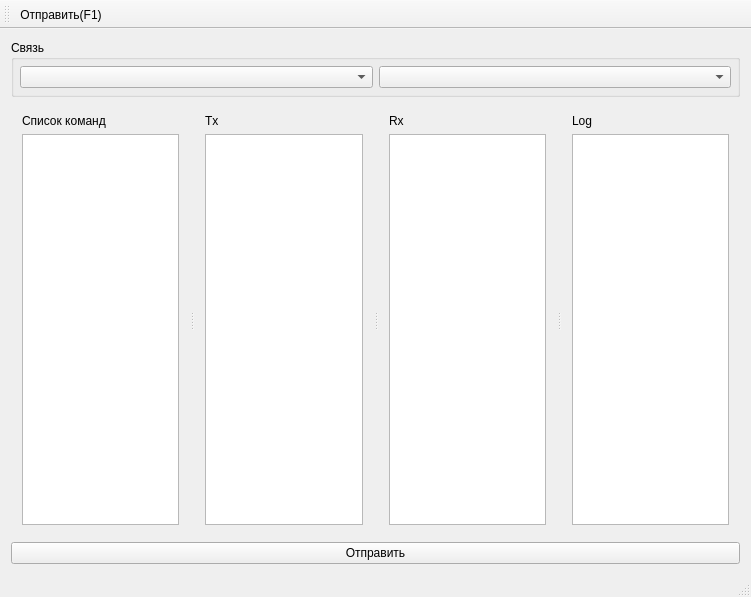
Old version of the form mainwindow.ui in the repository XRay3D/Protocoller.
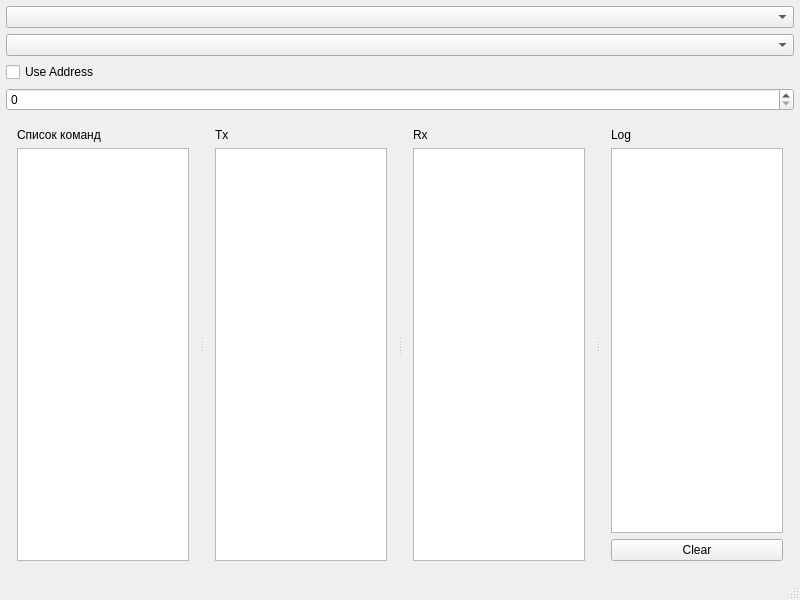
New version of the form. Custom widgets are drawn as their Qt base class.

```diff
--- a/mainwindow.ui
+++ b/mainwindow.ui
@@ -6,8 +6,8 @@
    <rect>
     <x>0</x>
     <y>0</y>
-    <width>751</width>
-    <height>597</height>
+    <width>800</width>
+    <height>600</height>
    </rect>
   </property>
   <property name="windowTitle">
@@ -15,12 +15,6 @@
   </property>
   <widget class="QWidget" name="centralWidget">
    <layout class="QVBoxLayout" name="verticalLayout_5">
-    <item>
-     <widget class="QGroupBox" name="groupBox">
-      <property name="title">
-       <string>Связь</string>
-      </property>
-      <layout class="QHBoxLayout" name="horizontalLayout">
        <property name="leftMargin">
         <number>6</number>
        </property>
@@ -39,7 +33,18 @@
        <item>
         <widget class="QComboBox" name="cbxBaud"/>
        </item>
-      </layout>
+    <item>
+     <widget class="QCheckBox" name="chbxAddress">
+      <property name="text">
+       <string>Use Address</string>
+      </property>
+     </widget>
+    </item>
+    <item>
+     <widget class="QSpinBox" name="spinBoxAddress">
+      <property name="maximum">
+       <number>255</number>
+      </property>
      </widget>
     </item>
     <item>
@@ -105,17 +110,24 @@
          </widget>
         </item>
         <item>
-         <widget class="QTextEdit" name="textEdit"/>
-        </item>
-       </layout>
-      </widget>
+         <widget class="QTextEdit" name="textEdit">
+          <property name="font">
+           <font>
+            <family>Consolas</family>
+            <pointsize>10</pointsize>
+           </font>
+          </property>
      </widget>
     </item>
     <item>
-     <widget class="QPushButton" name="pbSend">
+         <widget class="QPushButton" name="pbClear">
       <property name="text">
-       <string>Отправить</string>
-      </property>
+           <string>Clear</string>
+          </property>
+         </widget>
+        </item>
+       </layout>
+      </widget>
      </widget>
     </item>
    </layout>
@@ -130,15 +142,6 @@
     </rect>
    </property>
   </widget>
-  <widget class="QToolBar" name="mainToolBar">
-   <attribute name="toolBarArea">
-    <enum>TopToolBarArea</enum>
-   </attribute>
-   <attribute name="toolBarBreak">
-    <bool>false</bool>
-   </attribute>
-   <addaction name="action"/>
-  </widget>
   <widget class="QStatusBar" name="statusBar"/>
   <action name="action">
    <property name="text">
```
Left out of the diff: 10 changed lines with no effect on the pictures. Lines whose indentation alone changed are shown as unchanged.
